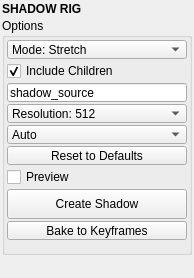
Old version of the form mayatk/rig_utils/shadow_rig.ui in the repository m3trik/mayatk.
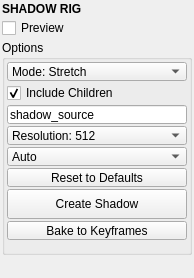
New version of the form. Custom widgets are drawn as their Qt base class.

The edit to the form file:
```diff
--- a/mayatk/rig_utils/shadow_rig.ui
+++ b/mayatk/rig_utils/shadow_rig.ui
@@ -7,7 +7,7 @@
     <x>0</x>
     <y>0</y>
     <width>194</width>
-    <height>186</height>
+    <height>265</height>
    </rect>
   </property>
   <property name="windowTitle">
@@ -43,6 +43,13 @@
       </property>
      </widget>
     </item>
+    <item>
+     <widget class="QCheckBox" name="chk_preview">
+      <property name="text">
+       <string>Preview</string>
+      </property>
+     </widget>
+    </item>
     <item>
      <widget class="QGroupBox" name="groupBox">
       <property name="sizePolicy">
@@ -249,13 +256,6 @@
          </property>
         </widget>
        </item>
-       <item>
-        <widget class="QCheckBox" name="chk_preview">
-         <property name="text">
-          <string>Preview</string>
-         </property>
-        </widget>
-       </item>
        <item>
         <widget class="QPushButton" name="b000">
          <property name="minimumSize">
```
